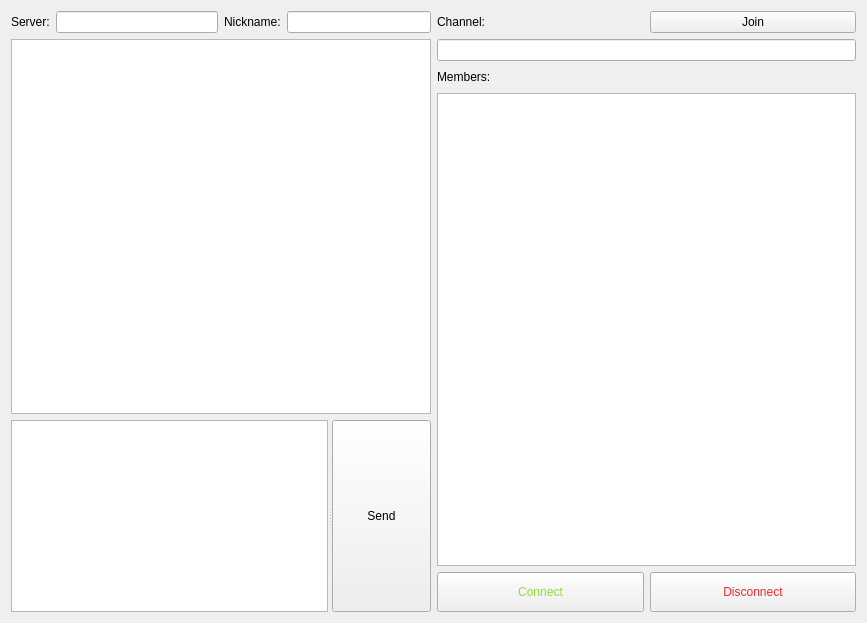
Before: the Qt Designer form Chat_Client/mainwindow.ui in benliepert/networks-project, drawn with Qt 5.
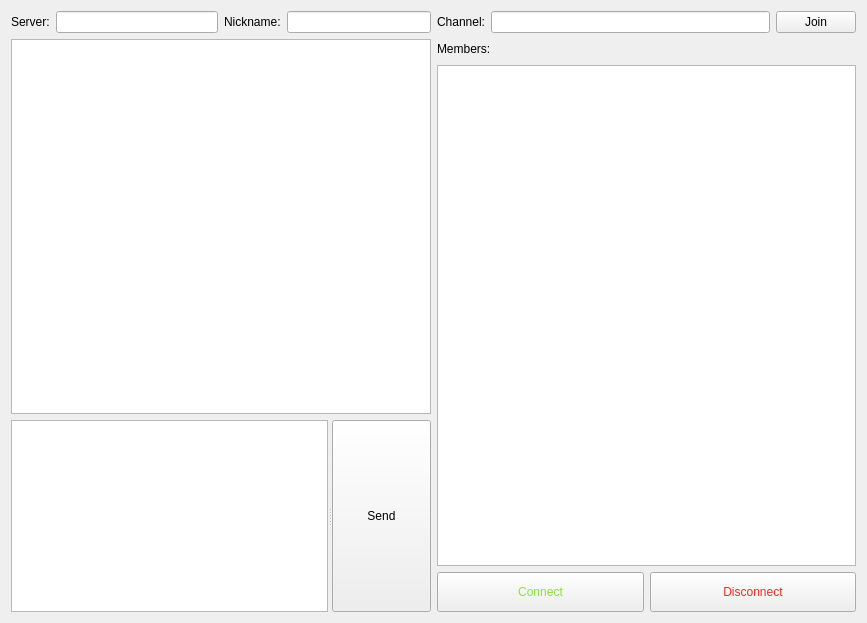
After: the same form once the commit is applied.

Commit message: actually named stuff properly in ui

The edit to the form file:
```diff
--- a/Chat_Client/mainwindow.ui
+++ b/Chat_Client/mainwindow.ui
@@ -70,8 +70,6 @@
     <item>
      <layout class="QVBoxLayout" name="verticalLayout">
       <item>
-       <layout class="QVBoxLayout" name="verticalLayout_2">
-        <item>
          <layout class="QHBoxLayout" name="horizontalLayout">
           <item>
            <widget class="QLabel" name="label_2">
@@ -81,7 +79,10 @@
            </widget>
           </item>
           <item>
-           <widget class="QPushButton" name="pushButton_2">
+         <widget class="QLineEdit" name="le_channel"/>
+        </item>
+        <item>
+         <widget class="QPushButton" name="pb_join">
             <property name="text">
              <string>Join</string>
             </property>
@@ -90,11 +91,6 @@
          </layout>
         </item>
         <item>
-         <widget class="QLineEdit" name="lineEdit_2"/>
-        </item>
-       </layout>
-      </item>
-      <item>
        <layout class="QHBoxLayout" name="horizontalLayout_5">
         <item>
          <widget class="QLabel" name="label_3">
```
Left out of the diff: 16 changed lines with no effect on the pictures. Lines whose indentation alone changed are shown as unchanged.
